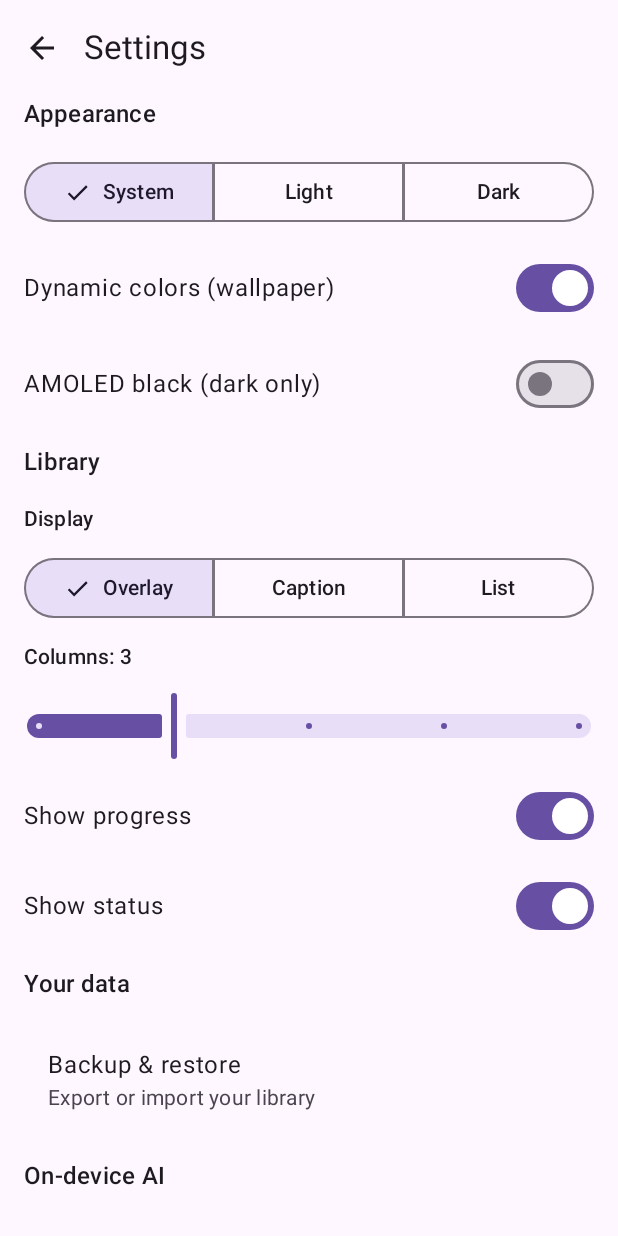
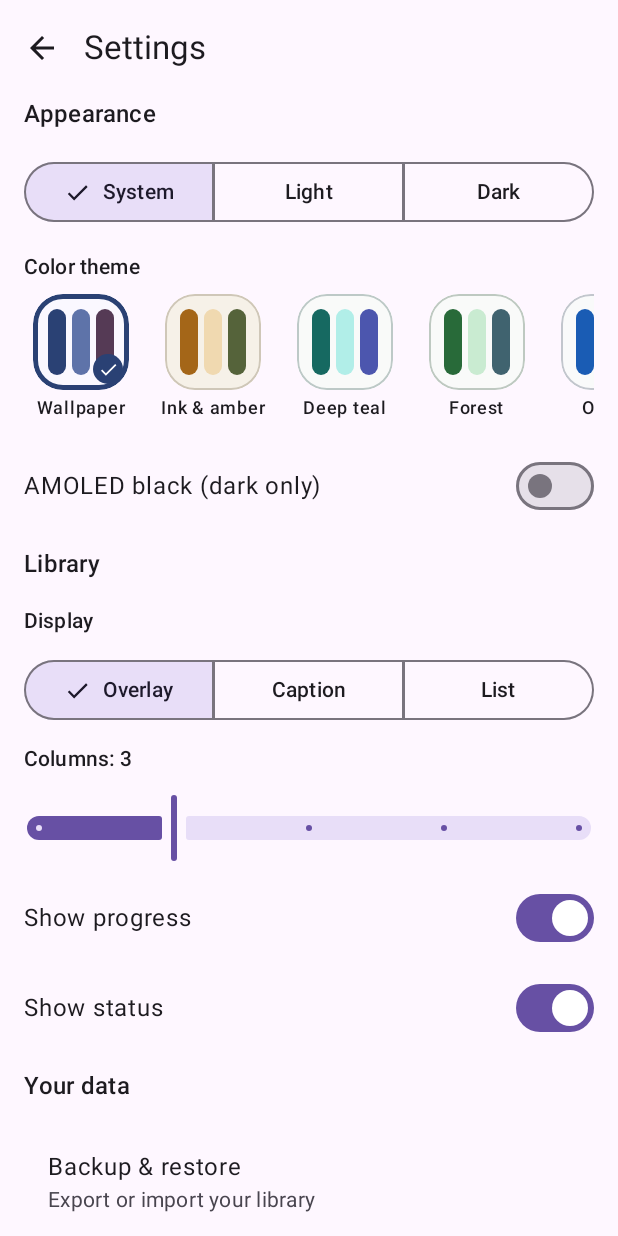
Before and after one commit to exc33ded/Library-App, an Android app built with Jetpack Compose: the composable SettingsScreen shown on its own in the app's theme, on a phone screen of 412 x 824 dp. Run offline under Robolectric (Android 15) with nearby library versions, the phone set to English and light mode, and no system bars; our stand-ins replace Material 3 Expressive styles (plain Material 3 is drawn); libraries missing offline, so code that uses them is left out: androidx.hilt.lifecycle; 3 statements that could not run were skipped.

Commit message:
feat(theme): theme picker with Wallpaper + six palettes (tone-generated, contrast-tested)

```diff
--- a/app/src/main/java/com/exc33ded/library/settings/AppSettings.kt
+++ b/app/src/main/java/com/exc33ded/library/settings/AppSettings.kt
@@ -2,6 +2,8 @@ package com.exc33ded.library.settings
 
 enum class ThemeMode { SYSTEM, LIGHT, DARK }
 enum class LibraryDisplayMode { OVERLAY_GRID, CAPTION_GRID, LIST }
+
+enum class ThemePalette { INK_AMBER, DEEP_TEAL, FOREST, OCEAN, BERRY, GRAPHITE }
 
 enum class ModelsLocation { PHONE, APP_FOLDER, SD_CARD }
 
@@ -19,6 +21,7 @@ data class AppSettings(
     val modelsLocation: ModelsLocation = ModelsLocation.PHONE,
     val wifiOnlyDownloads: Boolean = true,
     val lastExportAt: Long = 0L,
+    val palette: ThemePalette = ThemePalette.INK_AMBER,
 )
 
 fun clampColumns(n: Int): Int = n.coerceIn(MIN_COLUMNS, MAX_COLUMNS)
--- a/app/src/main/java/com/exc33ded/library/settings/SettingsRepository.kt
+++ b/app/src/main/java/com/exc33ded/library/settings/SettingsRepository.kt
@@ -29,6 +29,7 @@ class SettingsRepository @Inject constructor(private val store: DataStore<Prefer
             p[MODELS_LOC] = n.modelsLocation.name
             p[WIFI_ONLY] = n.wifiOnlyDownloads
             p[LAST_EXPORT] = n.lastExportAt
+            p[PALETTE] = n.palette.name
         }
     }
 
@@ -45,6 +46,7 @@ class SettingsRepository @Inject constructor(private val store: DataStore<Prefer
             modelsLocation = p[MODELS_LOC]?.let { runCatching { ModelsLocation.valueOf(it) }.getOrNull() } ?: d.modelsLocation,
             wifiOnlyDownloads = p[WIFI_ONLY] ?: d.wifiOnlyDownloads,
             lastExportAt = p[LAST_EXPORT] ?: d.lastExportAt,
+            palette = p[PALETTE]?.let { runCatching { ThemePalette.valueOf(it) }.getOrNull() } ?: d.palette,
         )
     }
 
@@ -59,5 +61,6 @@ class SettingsRepository @Inject constructor(private val store: DataStore<Prefer
         val MODELS_LOC = stringPreferencesKey("models_location")
         val WIFI_ONLY = booleanPreferencesKey("wifi_only_downloads")
         val LAST_EXPORT = longPreferencesKey("last_export_at")
+        val PALETTE = stringPreferencesKey("palette")
     }
 }
--- a/app/src/main/java/com/exc33ded/library/ui/settings/SettingsScreen.kt
+++ b/app/src/main/java/com/exc33ded/library/ui/settings/SettingsScreen.kt
@@ -51,7 +51,7 @@ fun SettingsScreen(onBack: () -> Unit, onOpenModels: () -> Unit, onOpenBackup: (
                     ) { Text(m.name.lowercase().replaceFirstChar { it.uppercase() }) }
                 }
             }
-            SwitchRow("Dynamic colors (wallpaper)", s.dynamicColor) { v -> vm.update { it.copy(dynamicColor = v) } }
+            ThemePicker(s, vm::update)
             SwitchRow("AMOLED black (dark only)", s.amoled) { v -> vm.update { it.copy(amoled = v) } }
 
             Text("Library", style = MaterialTheme.typography.titleMedium)
--- /dev/null
+++ b/app/src/main/java/com/exc33ded/library/ui/settings/ThemePicker.kt
@@ -0,0 +1,103 @@
+package com.exc33ded.library.ui.settings
+
+import androidx.compose.foundation.background
+import androidx.compose.foundation.border
+import androidx.compose.foundation.clickable
+import androidx.compose.foundation.isSystemInDarkTheme
+import androidx.compose.foundation.layout.Arrangement
+import androidx.compose.foundation.layout.Box
+import androidx.compose.foundation.layout.Column
+import androidx.compose.foundation.layout.PaddingValues
+import androidx.compose.foundation.layout.Row
+import androidx.compose.foundation.layout.fillMaxHeight
+import androidx.compose.foundation.layout.fillMaxSize
+import androidx.compose.foundation.layout.padding
+import androidx.compose.foundation.layout.size
+import androidx.compose.foundation.layout.width
+import androidx.compose.foundation.lazy.LazyRow
+import androidx.compose.foundation.lazy.items
+import androidx.compose.foundation.shape.CircleShape
+import androidx.compose.foundation.shape.RoundedCornerShape
+import androidx.compose.material.icons.Icons
+import androidx.compose.material.icons.filled.Check
+import androidx.compose.material3.ColorScheme
+import androidx.compose.material3.Icon
+import androidx.compose.material3.MaterialTheme
+import androidx.compose.material3.Text
+import androidx.compose.material3.dynamicDarkColorScheme
+import androidx.compose.material3.dynamicLightColorScheme
+import androidx.compose.runtime.Composable
+import androidx.compose.ui.Alignment
+import androidx.compose.ui.Modifier
+import androidx.compose.ui.draw.clip
+import androidx.compose.ui.platform.LocalContext
+import androidx.compose.ui.semantics.selected
+import androidx.compose.ui.semantics.semantics
+import androidx.compose.ui.text.style.TextOverflow
+import androidx.compose.ui.unit.dp
+import com.exc33ded.library.settings.AppSettings
+import com.exc33ded.library.settings.ThemePalette
+import com.exc33ded.library.settings.isDark
+import com.exc33ded.library.ui.theme.paletteScheme
+
+private fun label(p: ThemePalette) = when (p) {
+    ThemePalette.INK_AMBER -> "Ink & amber"
+    ThemePalette.DEEP_TEAL -> "Deep teal"
+    ThemePalette.FOREST -> "Forest"
+    ThemePalette.OCEAN -> "Ocean"
+    ThemePalette.BERRY -> "Berry"
+    ThemePalette.GRAPHITE -> "Graphite"
+}
+
+/** Row of colour-theme swatches: Wallpaper (Material You) first, then the fixed palettes. */
+@Composable
+fun ThemePicker(settings: AppSettings, onChange: ((AppSettings) -> AppSettings) -> Unit) {
+    val ctx = LocalContext.current
+    val dark = isDark(settings.themeMode, isSystemInDarkTheme())
+    Column(verticalArrangement = Arrangement.spacedBy(4.dp)) {
+        Text("Color theme", style = MaterialTheme.typography.titleSmall)
+        LazyRow(horizontalArrangement = Arrangement.spacedBy(12.dp), contentPadding = PaddingValues(vertical = 4.dp)) {
+            item {
+                Swatch(
+                    label = "Wallpaper",
+                    scheme = if (dark) dynamicDarkColorScheme(ctx) else dynamicLightColorScheme(ctx),
+                    selected = settings.dynamicColor,
+                ) { onChange { it.copy(dynamicColor = true) } }
+            }
+            items(ThemePalette.entries) { p ->
+                Swatch(
+                    label = label(p),
+                    scheme = paletteScheme(p, dark),
+                    selected = !settings.dynamicColor && settings.palette == p,
+                ) { onChange { it.copy(dynamicColor = false, palette = p) } }
+            }
+        }
+    }
+}
+
+@Composable
+private fun Swatch(label: String, scheme: ColorScheme, selected: Boolean, onClick: () -> Unit) {
+    Column(
+        Modifier.width(76.dp).semantics { this.selected = selected }.clickable(onClick = onClick),
+        horizontalAlignment = Alignment.CenterHorizontally,
+    ) {
+        val shape = RoundedCornerShape(20.dp)
+        Box(
+            Modifier.size(64.dp).clip(shape).background(scheme.surface)
+                .border(if (selected) 3.dp else 1.dp, if (selected) scheme.primary else scheme.outlineVariant, shape),
+        ) {
+            Row(Modifier.fillMaxSize().padding(10.dp), horizontalArrangement = Arrangement.spacedBy(4.dp)) {
+                for (c in listOf(scheme.primary, scheme.primaryContainer, scheme.tertiary)) {
+                    Box(Modifier.weight(1f).fillMaxHeight().clip(RoundedCornerShape(6.dp)).background(c))
+                }
+            }
+            if (selected) {
+                Box(
+                    Modifier.align(Alignment.BottomEnd).padding(4.dp).size(20.dp).clip(CircleShape).background(scheme.primary),
+                    contentAlignment = Alignment.Center,
+                ) { Icon(Icons.Filled.Check, null, Modifier.size(14.dp), tint = scheme.onPrimary) }
+            }
+        }
+        Text(label, style = MaterialTheme.typography.labelMedium, maxLines = 1, overflow = TextOverflow.Ellipsis, modifier = Modifier.padding(top = 4.dp))
+    }
+}
--- a/app/src/main/java/com/exc33ded/library/ui/theme/Palette.kt
+++ b/app/src/main/java/com/exc33ded/library/ui/theme/Palette.kt
@@ -1,12 +1,15 @@
 package com.exc33ded.library.ui.theme
 
+import androidx.compose.material3.ColorScheme
 import androidx.compose.material3.darkColorScheme
 import androidx.compose.material3.lightColorScheme
 import androidx.compose.ui.graphics.Color
+import androidx.compose.ui.graphics.luminance
+import com.exc33ded.library.settings.ThemePalette
 
 /** Fixed "Ink & amber" scheme, used when dynamic colors are off. */
 val InkLight = lightColorScheme(
-    primary = Color(0xFFA8691A), onPrimary = Color(0xFFFFFFFF),
+    primary = Color(0xFFA46618), onPrimary = Color(0xFFFFFFFF),
     primaryContainer = Color(0xFFF0D9B0), onPrimaryContainer = Color(0xFF3A2200),
     secondary = Color(0xFF6F5B3E), onSecondary = Color(0xFFFFFFFF),
     secondaryContainer = Color(0xFFE8E0D0), onSecondaryContainer = Color(0xFF251A06),
@@ -34,3 +37,53 @@ val InkDark = darkColorScheme(
     surfaceContainerHighest = Color(0xFF302F2B),
     outline = Color(0xFF989080), outlineVariant = Color(0xFF4B4639),
 )
+
+/** A colour with the given hue/saturation whose perceptual tone (CIE L*, 0 black .. 100 white) is [tone], like a Material tonal palette. */
+fun toneColor(hue: Float, sat: Float, tone: Int): Color {
+    if (tone <= 0) return Color.Black
+    if (tone >= 100) return Color.White
+    val target = if (tone > 8) Math.pow((tone + 16) / 116.0, 3.0).toFloat() else (tone / 903.3).toFloat()
+    var lo = 0f
+    var hi = 1f
+    repeat(24) {
+        val mid = (lo + hi) / 2
+        if (Color.hsl(hue, sat, mid).luminance() < target) lo = mid else hi = mid
+    }
+    return Color.hsl(hue, sat, (lo + hi) / 2)
+}
+
+fun paletteScheme(p: ThemePalette, dark: Boolean): ColorScheme = when (p) {
+    ThemePalette.INK_AMBER -> if (dark) InkDark else InkLight
+    ThemePalette.DEEP_TEAL -> generatedScheme(174f, 0.65f, dark)
+    ThemePalette.FOREST -> generatedScheme(135f, 0.45f, dark)
+    ThemePalette.OCEAN -> generatedScheme(214f, 0.75f, dark)
+    ThemePalette.BERRY -> generatedScheme(332f, 0.55f, dark)
+    ThemePalette.GRAPHITE -> generatedScheme(220f, 0.10f, dark)
+}
+
+private fun generatedScheme(hue: Float, sat: Float, dark: Boolean): ColorScheme {
+    fun primary(t: Int) = toneColor(hue, sat, t)
+    fun secondary(t: Int) = toneColor(hue, sat * 0.35f, t)
+    fun tertiary(t: Int) = toneColor((hue + 60f) % 360f, sat * 0.6f, t)
+    fun neutral(t: Int) = toneColor(hue, 0.06f, t)
+    fun variant(t: Int) = toneColor(hue, 0.10f, t)
+    return if (!dark) lightColorScheme(
+        primary = primary(40), onPrimary = Color.White, primaryContainer = primary(90), onPrimaryContainer = primary(10),
+        secondary = secondary(40), onSecondary = Color.White, secondaryContainer = secondary(90), onSecondaryContainer = secondary(10),
+        tertiary = tertiary(40), onTertiary = Color.White, tertiaryContainer = tertiary(90), onTertiaryContainer = tertiary(10),
+        background = neutral(98), onBackground = neutral(10), surface = neutral(98), onSurface = neutral(10),
+        surfaceVariant = variant(90), onSurfaceVariant = variant(30),
+        surfaceContainerLowest = Color.White, surfaceContainerLow = neutral(96), surfaceContainer = neutral(94),
+        surfaceContainerHigh = neutral(92), surfaceContainerHighest = neutral(90),
+        outline = variant(50), outlineVariant = variant(80),
+    ) else darkColorScheme(
+        primary = primary(80), onPrimary = primary(20), primaryContainer = primary(30), onPrimaryContainer = primary(90),
+        secondary = secondary(80), onSecondary = secondary(20), secondaryContainer = secondary(30), onSecondaryContainer = secondary(90),
+        tertiary = tertiary(80), onTertiary = tertiary(20), tertiaryContainer = tertiary(30), onTertiaryContainer = tertiary(90),
+        background = neutral(6), onBackground = neutral(90), surface = neutral(6), onSurface = neutral(90),
+        surfaceVariant = variant(30), onSurfaceVariant = variant(80),
+        surfaceContainerLowest = neutral(4), surfaceContainerLow = neutral(10), surfaceContainer = neutral(12),
+        surfaceContainerHigh = neutral(17), surfaceContainerHighest = neutral(22),
+        outline = variant(60), outlineVariant = variant(30),
+    )
+}
--- a/app/src/main/java/com/exc33ded/library/ui/theme/Theme.kt
+++ b/app/src/main/java/com/exc33ded/library/ui/theme/Theme.kt
@@ -29,8 +29,7 @@ fun LibraryTheme(settings: AppSettings, content: @Composable () -> Unit) {
     val dark = isDark(settings.themeMode, isSystemInDarkTheme())
     var colors = when {
         settings.dynamicColor -> if (dark) dynamicDarkColorScheme(ctx) else dynamicLightColorScheme(ctx)
-        dark -> InkDark
-        else -> InkLight
+        else -> paletteScheme(settings.palette, dark)
     }
     if (dark && settings.amoled) {
         colors = colors.copy(background = Color.Black, surface = Color.Black, surfaceContainerLowest = Color.Black)
```
Also changed, not shown: 3 other files.
